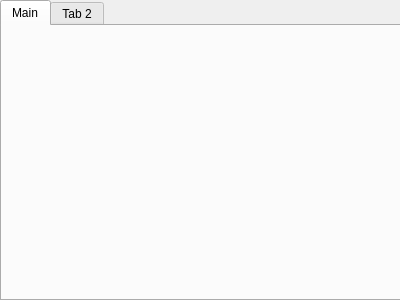
NameOfFool/Cmon, file src/ui/settingsdialog.ui: the form before one commit.
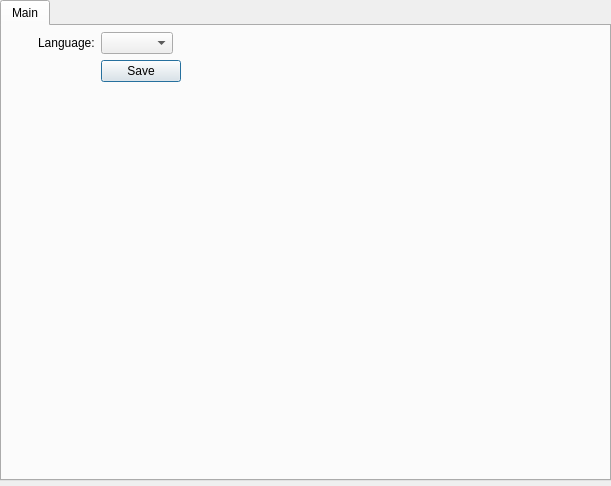
The form after the commit. The open tabs and pages were chosen to show the change.

The edit to the form file:
```diff
--- a/src/ui/settingsdialog.ui
+++ b/src/ui/settingsdialog.ui
@@ -6,41 +6,89 @@
    <rect>
     <x>0</x>
     <y>0</y>
-    <width>400</width>
-    <height>300</height>
+    <width>611</width>
+    <height>486</height>
    </rect>
   </property>
   <property name="windowTitle">
    <string>Dialog</string>
   </property>
-  <widget class="QTabWidget" name="tabWidget">
+  <widget class="QWidget" name="verticalLayoutWidget">
    <property name="geometry">
     <rect>
      <x>0</x>
      <y>0</y>
-     <width>401</width>
-     <height>301</height>
+     <width>611</width>
+     <height>481</height>
     </rect>
    </property>
-   <property name="maximumSize">
-    <size>
-     <width>401</width>
-     <height>301</height>
-    </size>
-   </property>
-   <property name="currentIndex">
-    <number>1</number>
-   </property>
-   <widget class="QWidget" name="mainTab">
-    <attribute name="title">
-     <string>Main</string>
-    </attribute>
-   </widget>
-   <widget class="QWidget" name="tab_2">
-    <attribute name="title">
-     <string>Tab 2</string>
-    </attribute>
-   </widget>
+   <layout class="QVBoxLayout" name="SettingsLayout">
+    <property name="sizeConstraint">
+     <enum>QLayout::SizeConstraint::SetMaximumSize</enum>
+    </property>
+    <item>
+     <widget class="QTabWidget" name="tabWidget">
+      <property name="currentIndex">
+       <number>0</number>
+      </property>
+      <widget class="QWidget" name="mainTab">
+       <attribute name="title">
+        <string>Main</string>
+       </attribute>
+       <widget class="QWidget" name="formLayoutWidget">
+        <property name="geometry">
+         <rect>
+          <x>0</x>
+          <y>0</y>
+          <width>611</width>
+          <height>451</height>
+         </rect>
+        </property>
+        <layout class="QFormLayout" name="MainLayout">
+         <property name="fieldGrowthPolicy">
+          <enum>QFormLayout::FieldGrowthPolicy::FieldsStayAtSizeHint</enum>
+         </property>
+         <property name="rowWrapPolicy">
+          <enum>QFormLayout::RowWrapPolicy::DontWrapRows</enum>
+         </property>
+         <property name="labelAlignment">
+          <set>Qt::AlignmentFlag::AlignLeading|Qt::AlignmentFlag::AlignLeft|Qt::AlignmentFlag::AlignVCenter</set>
+         </property>
+         <property name="formAlignment">
+          <set>Qt::AlignmentFlag::AlignLeading|Qt::AlignmentFlag::AlignLeft|Qt::AlignmentFlag::AlignTop</set>
+         </property>
+         <property name="leftMargin">
+          <number>36</number>
+         </property>
+         <property name="topMargin">
+          <number>6</number>
+         </property>
+         <property name="rightMargin">
+          <number>36</number>
+         </property>
+         <item row="0" column="0">
+          <widget class="QLabel" name="label">
+           <property name="text">
+            <string>Language:</string>
+           </property>
+          </widget>
+         </item>
+         <item row="0" column="1">
+          <widget class="QComboBox" name="languageComboBox"/>
+         </item>
+         <item row="2" column="1">
+          <widget class="QPushButton" name="saveButton">
+           <property name="text">
+            <string>Save</string>
+           </property>
+          </widget>
+         </item>
+        </layout>
+       </widget>
+      </widget>
+     </widget>
+    </item>
+   </layout>
   </widget>
  </widget>
  <resources/>
```
